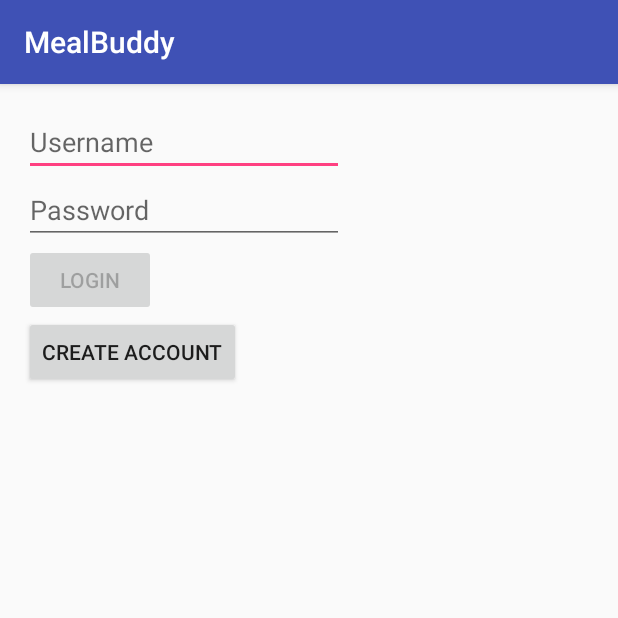
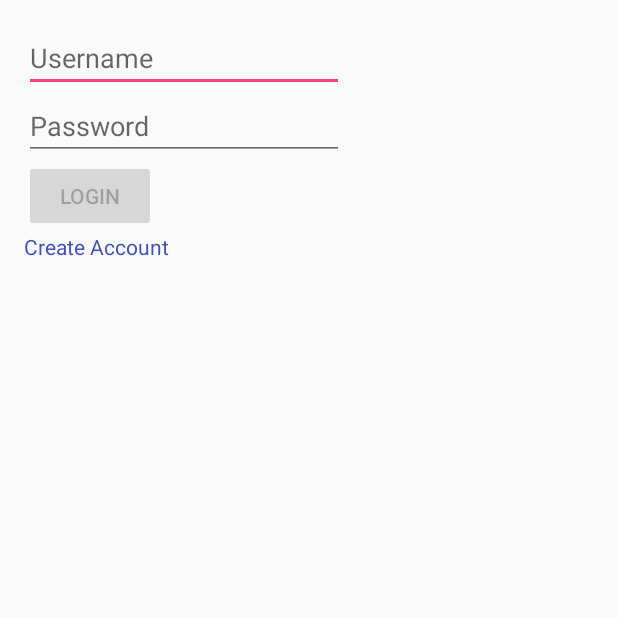
Before and after one commit to RimTeeve/MealBuddy, an Android app: the screen it shows after launch (LoginActivity), on a phone screen of 412 x 824 dp, the top half of it. Run offline under Robolectric (Android 15) with nearby library versions, the phone set to English and light mode, and no system bars; our stand-ins replace Firebase (no records; nobody signed in at launch, a user with empty details on screens opened directly).

Commit message:
Replace create user button with clickable TextView

```diff
--- a/MealBuddy/app/src/main/java/com/example/mealbuddy/CreateAccountDialogFragment.java
+++ b/MealBuddy/app/src/main/java/com/example/mealbuddy/CreateAccountDialogFragment.java
@@ -26,7 +26,7 @@ public class CreateAccountDialogFragment extends DialogFragment {
 
         builder.setTitle(R.string.create_account)
                 .setView(inflater.inflate(R.layout.create_user, null))
-                .setPositiveButton(R.string.confirm, new DialogInterface.OnClickListener() {
+                .setPositiveButton(R.string.create_account, new DialogInterface.OnClickListener() {
                     @Override
                     public void onClick(DialogInterface dialog, int id) {
                         Log.i(TAG, "Confirm Create");
--- a/MealBuddy/app/src/main/java/com/example/mealbuddy/LoginActivity.java
+++ b/MealBuddy/app/src/main/java/com/example/mealbuddy/LoginActivity.java
@@ -10,9 +10,12 @@ import android.util.Log;
 import android.view.View;
 import android.widget.Button;
 import android.widget.EditText;
+import android.widget.TextView;
 
 import com.google.firebase.auth.FirebaseAuth;
 import com.google.firebase.auth.FirebaseUser;
+
+import org.w3c.dom.Text;
 
 public class LoginActivity extends AppCompatActivity {
 
@@ -78,10 +81,12 @@ public class LoginActivity extends AppCompatActivity {
             }
         });
 
-        Button create_button = (Button) findViewById(R.id.create_account_button);
-        create_button.setOnClickListener(new View.OnClickListener() {
+        TextView createUserText = (TextView) findViewById(R.id.create_acct_text);
+        createUserText.setOnClickListener(new View.OnClickListener() {
             @Override
             public void onClick(View v) {
+                Log.i(TAG, "Create user text clicked");
+
                 DialogFragment createAccountDialog = new CreateAccountDialogFragment();
                 createAccountDialog.show(getFragmentManager(), "createAccount");
             }
--- a/MealBuddy/app/src/main/res/layout/activity_login.xml
+++ b/MealBuddy/app/src/main/res/layout/activity_login.xml
@@ -40,11 +40,14 @@
         android:layout_alignParentStart="true"
         android:id="@+id/login_button" />
 
-    <Button
-        android:text="@string/create_account"
+    <TextView
         android:layout_width="wrap_content"
         android:layout_height="wrap_content"
+        android:text="@string/create_account"
+        android:ems="8"
+        android:id="@+id/create_acct_text"
+        android:textAppearance="@style/TextAppearance.AppCompat.Small"
+        android:textColor="?attr/colorPrimary"
         android:layout_below="@+id/login_button"
-        android:layout_alignParentStart="true"
-        android:id="@+id/create_account_button" />
+        android:layout_alignParentStart="true" />
 </RelativeLayout>
--- a/MealBuddy/app/src/main/res/values/strings.xml
+++ b/MealBuddy/app/src/main/res/values/strings.xml
@@ -2,7 +2,7 @@
     <string name="app_name">MealBuddy</string>
     <string name="login_username_hint">Username</string>
     <string name="create_account">Create Account</string>
-    <string name="confirm">Confirm</string>
+    <string name="confirm">Confirm Password</string>
     <string name="cancel">Cancel</string>
     <string name="login_password_hint">Password</string>
     <string name="login_button_text">Login</string>
--- a/MealBuddy/app/src/main/res/values/styles.xml
+++ b/MealBuddy/app/src/main/res/values/styles.xml
@@ -1,7 +1,7 @@
 <resources>
 
     <!-- Base application theme. -->
-    <style name="AppTheme" parent="Theme.AppCompat.Light.DarkActionBar">
+    <style name="AppTheme" parent="Theme.AppCompat.Light.NoActionBar">
         <!-- Customize your theme here. -->
         <item name="colorPrimary">@color/colorPrimary</item>
         <item name="colorPrimaryDark">@color/colorPrimaryDark</item>
@@ -9,8 +9,8 @@
     </style>
 
     <style name="MealBuddyTheme" parent="AppTheme">
+        <item name="android:windowNoTitle">true</item>
         <item name="android:windowActionBar">false</item>
-        <item name="android:windowNoTitle">true</item>
     </style>
 
 </resources>
```
Also changed, not shown: MealBuddy/app/src/main/res/layout/create_user.xml (+8 -0 lines).
